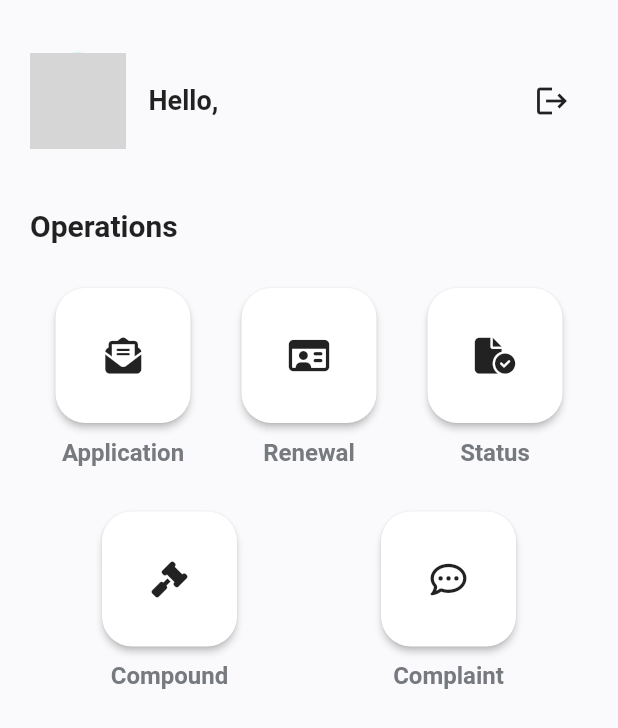
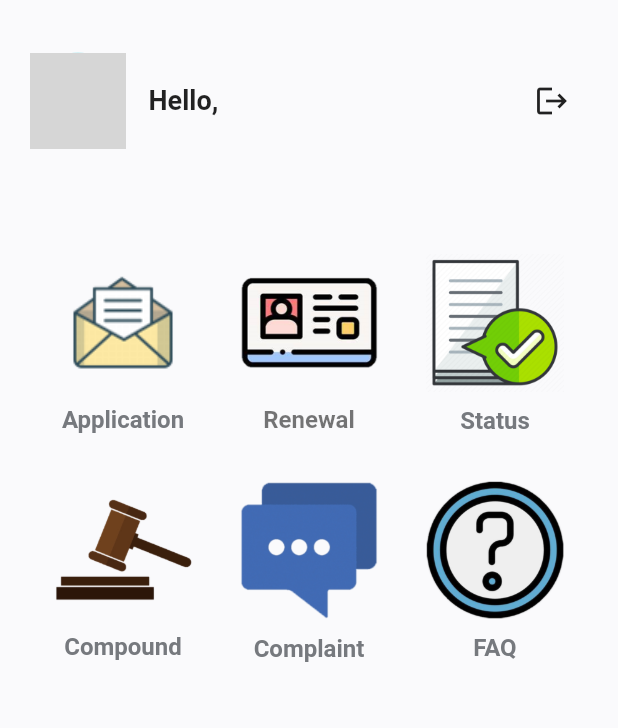
Before and after one commit to TPosition/dfyp, a Flutter app: the HomePage screen opened directly, on a phone screen of 412 x 824 dp. Shown: the top 728 px of the screen. Run offline on Flutter 3.47's test engine with Material 2 defaults, Android fonts, the phone set to English and light mode, and no system bars; our stand-ins replace bloc, cloud_firestore, equatable, firebase_auth, firebase_core, firebase_storage and 6 more; missing offline and left inert: flow_builder, razorpay_flutter, very_good_analysis; accounts and stored records are empty; network calls fail; statements that could not run were skipped; project files that could hold a hidden picture were left out; grey boxes are pictures that could not be loaded.

Commit message:
update home icon

```diff
--- a/lib/home/view/home_page.dart
+++ b/lib/home/view/home_page.dart
@@ -42,13 +42,6 @@ class HomePage extends StatelessWidget {
                   _appBar(context, user),
                   const SizedBox(
                     height: 40,
-                  ),
-                  Text(
-                    "Operations",
-                    style: GoogleFonts.roboto(
-                      fontSize: 20,
-                      fontWeight: FontWeight.bold,
-                    ),
                   ),
                   const SizedBox(
                     height: 30,
@@ -109,15 +102,12 @@ class HomePage extends StatelessWidget {
                   height: 90,
                   minWidth: 90,
                   child: RaisedButton(
+                    elevation: 0,
                     onPressed: () {
                       Navigator.of(context).push(ApplicationPage.route());
                     },
-                    padding: const EdgeInsets.symmetric(vertical: 10),
-                    color: Colors.white,
-                    shape: const RoundedRectangleBorder(
-                      borderRadius: BorderRadius.all(Radius.circular(20)),
-                    ),
-                    child: const FaIcon(FontAwesomeIcons.envelopeOpenText),
+                    color: Color.fromRGBO(250, 250, 252, 1),
+                    child: Image.asset('assets/icon_envelope.png'),
                   ),
                 ),
                 Container(
@@ -142,15 +132,12 @@ class HomePage extends StatelessWidget {
                   height: 90,
                   minWidth: 90,
                   child: RaisedButton(
+                    elevation: 0,
                     onPressed: () {
                       Navigator.of(context).push(RenewalPage.route());
                     },
-                    padding: const EdgeInsets.symmetric(vertical: 10),
-                    color: Colors.white,
-                    shape: const RoundedRectangleBorder(
-                      borderRadius: BorderRadius.all(Radius.circular(20)),
-                    ),
-                    child: const FaIcon(FontAwesomeIcons.idCard),
+                    color: const Color.fromRGBO(250, 250, 252, 1),
+                    child: Image.asset('assets/icon_license.png'),
                   ),
                 ),
                 Container(
@@ -161,7 +148,7 @@ class HomePage extends StatelessWidget {
                       textStyle: Theme.of(context).textTheme.headline4,
                       fontSize: 16,
                       fontWeight: FontWeight.w600,
-                      color: const Color(0xff76797e),
+                      // color: const Color(0xff76797e),
                     ),
                   ),
                 )
@@ -175,15 +162,12 @@ class HomePage extends StatelessWidget {
                   height: 90,
                   minWidth: 90,
                   child: RaisedButton(
+                    elevation: 0,
                     onPressed: () {
                       Navigator.of(context).push(StatusPage.route());
                     },
-                    padding: const EdgeInsets.symmetric(vertical: 10),
-                    color: Colors.white,
-                    shape: const RoundedRectangleBorder(
-                      borderRadius: BorderRadius.all(Radius.circular(20)),
-                    ),
-                    child: const FaIcon(FontAwesomeIcons.fileCircleCheck),
+                    color: Color.fromRGBO(250, 250, 252, 1),
+                    child: Image.asset('assets/icon_approve.png'),
                   ),
                 ),
                 Container(
@@ -218,15 +202,12 @@ class HomePage extends StatelessWidget {
                         height: 90,
                         minWidth: 90,
                         child: RaisedButton(
+                          elevation: 0,
                           onPressed: () {
                             Navigator.of(context).push(CompoundPage.route());
                           },
-                          padding: const EdgeInsets.symmetric(vertical: 10),
-                          color: Colors.white,
-                          shape: const RoundedRectangleBorder(
-                            borderRadius: BorderRadius.all(Radius.circular(20)),
-                          ),
-                          child: const FaIcon(FontAwesomeIcons.gavel),
+                          color: Color.fromRGBO(250, 250, 252, 1),
+                          child: Image.asset('assets/icon_hammer.png'),
                         ),
                       );
                     }
@@ -255,21 +236,48 @@ class HomePage extends StatelessWidget {
                   height: 90,
                   minWidth: 90,
                   child: RaisedButton(
+                    elevation: 0,
                     onPressed: () {
                       Navigator.of(context).push(ComplaintPage.route());
                     },
-                    padding: const EdgeInsets.symmetric(vertical: 10),
-                    color: Colors.white,
-                    shape: const RoundedRectangleBorder(
-                      borderRadius: BorderRadius.all(Radius.circular(20)),
-                    ),
-                    child: const FaIcon(FontAwesomeIcons.commentDots),
+                    color: Color.fromRGBO(250, 250, 252, 1),
+                    child: Image.asset('assets/icon_comment.png'),
                   ),
                 ),
                 Container(
                   margin: const EdgeInsets.only(top: 10),
                   child: Text(
                     "Complaint",
+                    style: GoogleFonts.roboto(
+                      textStyle: Theme.of(context).textTheme.headline4,
+                      fontSize: 16,
+                      fontWeight: FontWeight.w600,
+                      color: const Color(0xff76797e),
+                    ),
+                  ),
+                )
+              ],
+            ),
+          ),
+          Expanded(
+            child: Column(
+              children: [
+                ButtonTheme(
+                  height: 90,
+                  minWidth: 90,
+                  child: RaisedButton(
+                    elevation: 0,
+                    onPressed: () {
+                      Navigator.of(context).push(ComplaintPage.route());
+                    },
+                    color: Color.fromRGBO(250, 250, 252, 1),
+                    child: Image.asset('assets/icon_qna.png'),
+                  ),
+                ),
+                Container(
+                  margin: const EdgeInsets.only(top: 10),
+                  child: Text(
+                    "FAQ",
                     style: GoogleFonts.roboto(
                       textStyle: Theme.of(context).textTheme.headline4,
                       fontSize: 16,
@@ -346,7 +354,7 @@ class HomePage extends StatelessWidget {
                       children: <Widget>[
                         const Icon(
                           Icons.add,
-                          color: Colors.white,
+                          color: Color.fromRGBO(250, 250, 252, 1),
                           size: 20,
                         ),
                         const SizedBox(width: 5),
--- a/lib/status/view/status_page.dart
+++ b/lib/status/view/status_page.dart
@@ -58,7 +58,7 @@ class StatusPage extends StatelessWidget {
                                     Navigator.of(context).pop();
                                   }),
                               const Text(
-                                'Renewal',
+                                'Application Status',
                                 style: TextStyle(
                                   fontWeight: FontWeight.bold,
                                   fontSize: 20,
@@ -229,6 +229,24 @@ class StatusPage extends StatelessWidget {
                                       fontSize: 14),
                                   textAlign: TextAlign.left,
                                 ),
+                                Row(
+                                  children: [
+                                    Text(
+                                      license.type + ' - ',
+                                      style: GoogleFonts.roboto(
+                                          fontWeight: FontWeight.bold,
+                                          fontSize: 14),
+                                      textAlign: TextAlign.left,
+                                    ),
+                                    Text(
+                                      license.lclass,
+                                      style: GoogleFonts.roboto(
+                                          fontWeight: FontWeight.bold,
+                                          fontSize: 14),
+                                      textAlign: TextAlign.left,
+                                    ),
+                                  ],
+                                ),
                               ]),
                         ),
                       ),
@@ -239,7 +257,7 @@ class StatusPage extends StatelessWidget {
                             crossAxisAlignment: CrossAxisAlignment.end,
                             mainAxisAlignment: MainAxisAlignment.center,
                             children: <Widget>[
-                              Text("pe"),
+                              Text(license.status),
                               const SizedBox(
                                 height: 5,
                               ),
@@ -249,7 +267,7 @@ class StatusPage extends StatelessWidget {
                                 children: <Widget>[
                                   Expanded(
                                     child: Text(
-                                      " ${license.timestamp.day}/${license.timestamp.month}/${license.timestamp.year} ${license.timestamp.hour}:${license.timestamp.minute}",
+                                      "${license.timestamp.day}/${license.timestamp.month}/${license.timestamp.year} - ${license.expiry.day}/${license.expiry.month}/${license.expiry.year}",
                                       textAlign: TextAlign.right,
                                       style: GoogleFonts.roboto(
                                         fontWeight: FontWeight.w500,
```
Also changed, not shown: assets/icon_approve.png (added), assets/icon_comment.png (added), assets/icon_envelope.png (added), assets/icon_hammer.png (added), assets/icon_license.png (added), assets/icon_qna.png (added).
